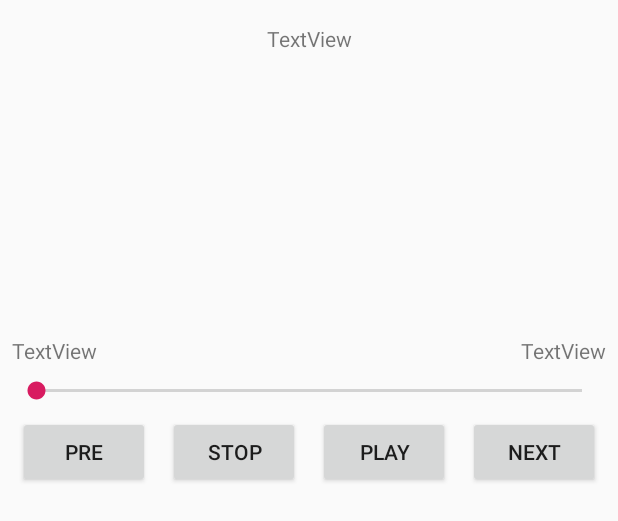
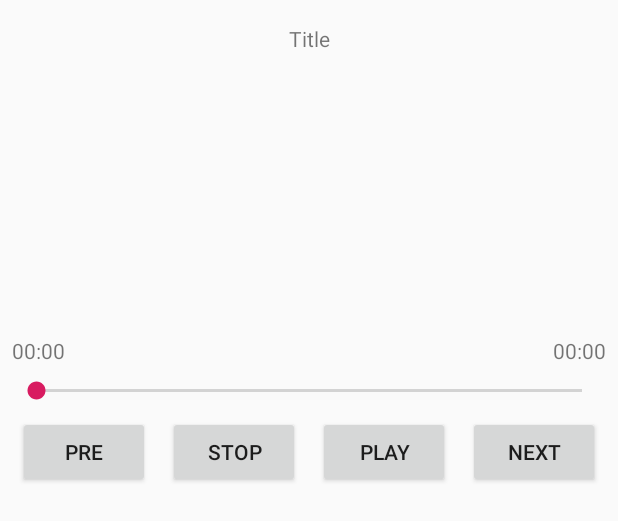
Before and after one commit to omidsalamizadeh/salami, an Android app: the layout player_interface.xml on its own in the app's theme, with its tools: preview values and no code run, on a phone screen of 412 x 824 dp. Shown: the top 521 px of the screen. Run offline under Robolectric (Android 15) with nearby library versions, the phone set to English and light mode, and no system bars.

Commit message:
check internet connection and some changes!

```diff
--- a/app/src/main/AndroidManifest.xml
+++ b/app/src/main/AndroidManifest.xml
@@ -2,6 +2,7 @@
 <manifest xmlns:android="http://schemas.android.com/apk/res/android"
     package="com.example.administrator.playsong">
 
+    <uses-permission android:name="android.permission.ACCESS_NETWORK_STATE" />
     <uses-permission android:name="android.permission.INTERNET"/>
 
 
--- a/app/src/main/java/com/example/administrator/playsong/songRecyclerViewAdapter.java
+++ b/app/src/main/java/com/example/administrator/playsong/songRecyclerViewAdapter.java
@@ -107,7 +107,6 @@ public class songRecyclerViewAdapter extends RecyclerView.Adapter<songRecyclerVi
                 connec.getNetworkInfo(1).getState() == android.net.NetworkInfo.State.CONNECTED ) {
 
 
-            Toast.makeText(mc, "اینترنت شما متصل شد ", Toast.LENGTH_SHORT).show();
             return true;
 
         } else if (
--- a/app/src/main/res/layout/player_interface.xml
+++ b/app/src/main/res/layout/player_interface.xml
@@ -13,7 +13,7 @@
         android:layout_marginStart="8dp"
         android:layout_marginTop="16dp"
         android:layout_marginEnd="8dp"
-        android:text="TextView"
+        android:text="Title"
         app:layout_constraintEnd_toEndOf="parent"
         app:layout_constraintStart_toStartOf="parent"
         app:layout_constraintTop_toTopOf="parent" />
@@ -96,7 +96,7 @@
         android:layout_height="wrap_content"
         android:layout_marginStart="8dp"
         android:layout_marginBottom="8dp"
-        android:text="TextView"
+        android:text="00:00"
         app:layout_constraintBottom_toTopOf="@+id/sb_mediaSeek"
         app:layout_constraintStart_toStartOf="parent" />
 
@@ -106,7 +106,7 @@
         android:layout_height="wrap_content"
         android:layout_marginEnd="8dp"
         android:layout_marginBottom="8dp"
-        android:text="TextView"
+        android:text="00:00"
         app:layout_constraintBottom_toTopOf="@+id/sb_mediaSeek"
         app:layout_constraintEnd_toEndOf="parent" />
 </android.support.constraint.ConstraintLayout>
```
Also changed, not shown: app/src/main/java/com/example/administrator/playsong/MainActivity.java (+17 -1 lines).
